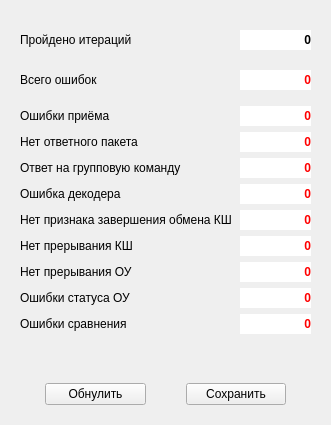
Before: the Qt Designer form default/stats_trm_single_test.ui in Veala/host_tgca-for-t_hsc, drawn with Qt 5.
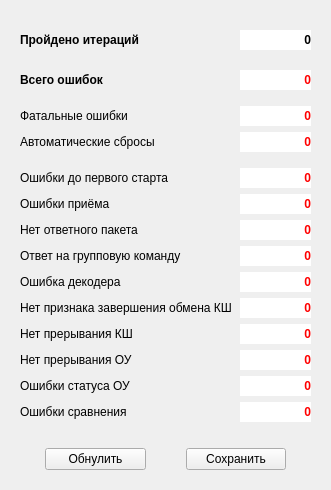
After: the same form once the commit is applied.

Diff of the .ui file:
```diff
--- a/default/stats_trm_single_test.ui
+++ b/default/stats_trm_single_test.ui
@@ -7,7 +7,7 @@
     <x>0</x>
     <y>0</y>
     <width>331</width>
-    <height>425</height>
+    <height>460</height>
    </rect>
   </property>
   <property name="windowTitle">
@@ -26,7 +26,84 @@
    <property name="bottomMargin">
     <number>0</number>
    </property>
-   <item row="14" column="0" colspan="2">
+   <item row="0" column="0">
+    <widget class="QLabel" name="label">
+     <property name="font">
+      <font>
+       <weight>75</weight>
+       <bold>true</bold>
+      </font>
+     </property>
+     <property name="text">
+      <string>Пройдено итераций</string>
+     </property>
+    </widget>
+   </item>
+   <item row="2" column="0">
+    <widget class="QLabel" name="label_2">
+     <property name="font">
+      <font>
+       <weight>75</weight>
+       <bold>true</bold>
+      </font>
+     </property>
+     <property name="text">
+      <string>Всего ошибок</string>
+     </property>
+    </widget>
+   </item>
+   <item row="0" column="1">
+    <widget class="QLabel" name="totalIter">
+     <property name="minimumSize">
+      <size>
+       <width>0</width>
+       <height>20</height>
+      </size>
+     </property>
+     <property name="font">
+      <font>
+       <weight>75</weight>
+       <bold>true</bold>
+      </font>
+     </property>
+     <property name="styleSheet">
+      <string notr="true">background-color: rgb(255, 255, 255);</string>
+     </property>
+     <property name="text">
+      <string>0</string>
+     </property>
+     <property name="alignment">
+      <set>Qt::AlignRight|Qt::AlignTrailing|Qt::AlignVCenter</set>
+     </property>
+    </widget>
+   </item>
+   <item row="2" column="1">
+    <widget class="QLabel" name="totalErr">
+     <property name="minimumSize">
+      <size>
+       <width>0</width>
+       <height>20</height>
+      </size>
+     </property>
+     <property name="font">
+      <font>
+       <weight>75</weight>
+       <bold>true</bold>
+      </font>
+     </property>
+     <property name="styleSheet">
+      <string notr="true">color: rgb(255, 0, 0);
+background-color: rgb(255, 255, 255);</string>
+     </property>
+     <property name="text">
+      <string>0</string>
+     </property>
+     <property name="alignment">
+      <set>Qt::AlignRight|Qt::AlignTrailing|Qt::AlignVCenter</set>
+     </property>
+    </widget>
+   </item>
+   <item row="18" column="0" colspan="2">
     <layout class="QHBoxLayout" name="horizontalLayout">
      <property name="spacing">
       <number>40</number>
@@ -59,146 +136,41 @@
      </item>
     </layout>
    </item>
-   <item row="0" column="0">
-    <widget class="QLabel" name="label">
-     <property name="text">
-      <string>Пройдено итераций</string>
-     </property>
-    </widget>
-   </item>
-   <item row="0" column="1">
-    <widget class="QLabel" name="totalIter">
-     <property name="minimumSize">
-      <size>
-       <width>0</width>
-       <height>20</height>
-      </size>
-     </property>
-     <property name="font">
-      <font>
-       <weight>75</weight>
-       <bold>true</bold>
-      </font>
-     </property>
-     <property name="styleSheet">
-      <string notr="true">background-color: rgb(255, 255, 255);</string>
-     </property>
-     <property name="text">
-      <string>0</string>
-     </property>
-     <property name="alignment">
-      <set>Qt::AlignRight|Qt::AlignTrailing|Qt::AlignVCenter</set>
-     </property>
-    </widget>
-   </item>
-   <item row="2" column="0">
-    <widget class="QLabel" name="label_2">
-     <property name="text">
-      <string>Всего ошибок</string>
-     </property>
-    </widget>
-   </item>
-   <item row="2" column="1">
-    <widget class="QLabel" name="totalErr">
-     <property name="minimumSize">
-      <size>
-       <width>0</width>
-       <height>20</height>
-      </size>
-     </property>
-     <property name="font">
-      <font>
-       <weight>75</weight>
-       <bold>true</bold>
-      </font>
-     </property>
-     <property name="styleSheet">
-      <string notr="true">color: rgb(255, 0, 0);
-background-color: rgb(255, 255, 255);</string>
-     </property>
-     <property name="text">
-      <string>0</string>
-     </property>
-     <property name="alignment">
-      <set>Qt::AlignRight|Qt::AlignTrailing|Qt::AlignVCenter</set>
-     </property>
-    </widget>
-   </item>
-   <item row="4" column="0">
-    <widget class="QLabel" name="label_3">
-     <property name="text">
-      <string>Ошибки приёма</string>
-     </property>
-    </widget>
-   </item>
-   <item row="4" column="1">
-    <widget class="QLabel" name="errReceive">
-     <property name="minimumSize">
-      <size>
-       <width>0</width>
-       <height>20</height>
-      </size>
-     </property>
-     <property name="font">
-      <font>
-       <weight>75</weight>
-       <bold>true</bold>
-      </font>
-     </property>
-     <property name="styleSheet">
-      <string notr="true">color: rgb(255, 0, 0);
-background-color: rgb(255, 255, 255);</string>
-     </property>
-     <property name="text">
-      <string>0</string>
-     </property>
-     <property name="alignment">
-      <set>Qt::AlignRight|Qt::AlignTrailing|Qt::AlignVCenter</set>
-     </property>
-    </widget>
-   </item>
-   <item row="5" column="0">
-    <widget class="QLabel" name="label_4">
-     <property name="text">
-      <string>Нет ответного пакета</string>
-     </property>
-    </widget>
-   </item>
-   <item row="5" column="1">
-    <widget class="QLabel" name="errNoSW">
-     <property name="minimumSize">
-      <size>
-       <width>0</width>
-       <height>20</height>
-      </size>
-     </property>
-     <property name="font">
-      <font>
-       <weight>75</weight>
-       <bold>true</bold>
-      </font>
-     </property>
-     <property name="styleSheet">
-      <string notr="true">color: rgb(255, 0, 0);
-background-color: rgb(255, 255, 255);</string>
-     </property>
-     <property name="text">
-      <string>0</string>
-     </property>
-     <property name="alignment">
-      <set>Qt::AlignRight|Qt::AlignTrailing|Qt::AlignVCenter</set>
-     </property>
-    </widget>
-   </item>
-   <item row="7" column="0">
+   <item row="11" column="0">
     <widget class="QLabel" name="label_5">
      <property name="text">
       <string>Ошибка декодера </string>
      </property>
     </widget>
    </item>
-   <item row="7" column="1">
-    <widget class="QLabel" name="errKodec">
+   <item row="1" column="0">
+    <widget class="QLabel" name="label_9">
+     <property name="maximumSize">
+      <size>
+       <width>16777215</width>
+       <height>8</height>
+      </size>
+     </property>
+     <property name="text">
+      <string/>
+     </property>
+    </widget>
+   </item>
+   <item row="3" column="0">
+    <widget class="QLabel" name="label_10">
+     <property name="maximumSize">
+      <size>
+       <width>16777215</width>
+       <height>4</height>
+      </size>
+     </property>
+     <property name="text">
+      <string/>
+     </property>
+    </widget>
+   </item>
+   <item row="15" column="1">
+    <widget class="QLabel" name="errStatusRT">
      <property name="minimumSize">
       <size>
        <width>0</width>
@@ -223,21 +195,15 @@
      </property>
     </widget>
    </item>
-   <item row="8" column="0">
-    <widget class="QLabel" name="label_6">
-     <property name="font">
-      <font>
-       <weight>50</weight>
-       <bold>false</bold>
-      </font>
-     </property>
+   <item row="10" column="0">
+    <widget class="QLabel" name="label_11">
      <property name="text">
-      <string>Нет признака завершения обмена КШ</string>
+      <string>Ответ на групповую команду</string>
      </property>
     </widget>
    </item>
-   <item row="8" column="1">
-    <widget class="QLabel" name="errNoFin">
+   <item row="10" column="1">
+    <widget class="QLabel" name="errYesSW">
      <property name="minimumSize">
       <size>
        <width>0</width>
@@ -262,15 +228,15 @@
      </property>
     </widget>
    </item>
-   <item row="11" column="0">
+   <item row="15" column="0">
     <widget class="QLabel" name="label_7">
      <property name="text">
       <string>Ошибки статуса ОУ</string>
      </property>
     </widget>
    </item>
-   <item row="11" column="1">
-    <widget class="QLabel" name="errStatusRT">
+   <item row="16" column="1">
+    <widget class="QLabel" name="errCompare">
      <property name="minimumSize">
       <size>
        <width>0</width>
@@ -295,40 +261,87 @@
      </property>
     </widget>
    </item>
-   <item row="12" column="0">
+   <item row="4" column="0">
+    <widget class="QLabel" name="label_15">
+     <property name="text">
+      <string>Фатальные ошибки</string>
+     </property>
+    </widget>
+   </item>
+   <item row="12" column="1">
+    <widget class="QLabel" name="errNoFin">
+     <property name="minimumSize">
+      <size>
+       <width>0</width>
+       <height>20</height>
+      </size>
+     </property>
+     <property name="font">
+      <font>
+       <weight>75</weight>
+       <bold>true</bold>
+      </font>
+     </property>
+     <property name="styleSheet">
+      <string notr="true">color: rgb(255, 0, 0);
+background-color: rgb(255, 255, 255);</string>
+     </property>
+     <property name="text">
+      <string>0</string>
+     </property>
+     <property name="alignment">
+      <set>Qt::AlignRight|Qt::AlignTrailing|Qt::AlignVCenter</set>
+     </property>
+    </widget>
+   </item>
+   <item row="5" column="0">
+    <widget class="QLabel" name="label_16">
+     <property name="text">
+      <string>Автоматические сбросы</string>
+     </property>
+    </widget>
+   </item>
+   <item row="7" column="0">
+    <widget class="QLabel" name="label_14">
+     <property name="text">
+      <string>Ошибки до первого старта</string>
+     </property>
+    </widget>
+   </item>
+   <item row="7" column="1">
+    <widget class="QLabel" name="errBefore">
+     <property name="minimumSize">
+      <size>
+       <width>0</width>
+       <height>20</height>
+      </size>
+     </property>
+     <property name="font">
+      <font>
+       <weight>75</weight>
+       <bold>true</bold>
+      </font>
+     </property>
+     <property name="styleSheet">
+      <string notr="true">color: rgb(255, 0, 0);
+background-color: rgb(255, 255, 255);</string>
+     </property>
+     <property name="text">
+      <string>0</string>
+     </property>
+     <property name="alignment">
+      <set>Qt::AlignRight|Qt::AlignTrailing|Qt::AlignVCenter</set>
+     </property>
+    </widget>
+   </item>
+   <item row="16" column="0">
     <widget class="QLabel" name="label_8">
      <property name="text">
       <string>Ошибки сравнения</string>
      </property>
     </widget>
    </item>
-   <item row="12" column="1">
-    <widget class="QLabel" name="errCompare">
-     <property name="minimumSize">
-      <size>
-       <width>0</width>
-       <height>20</height>
-      </size>
-     </property>
-     <property name="font">
-      <font>
-       <weight>75</weight>
-       <bold>true</bold>
-      </font>
-     </property>
-     <property name="styleSheet">
-      <string notr="true">color: rgb(255, 0, 0);
-background-color: rgb(255, 255, 255);</string>
-     </property>
-     <property name="text">
-      <string>0</string>
-     </property>
-     <property name="alignment">
-      <set>Qt::AlignRight|Qt::AlignTrailing|Qt::AlignVCenter</set>
-     </property>
-    </widget>
-   </item>
-   <item row="13" column="0">
+   <item row="17" column="0">
     <spacer name="verticalSpacer">
      <property name="orientation">
       <enum>Qt::Vertical</enum>
@@ -341,80 +354,21 @@
      </property>
     </spacer>
    </item>
-   <item row="3" column="0">
-    <widget class="QLabel" name="label_10">
-     <property name="maximumSize">
-      <size>
-       <width>16777215</width>
-       <height>4</height>
-      </size>
-     </property>
-     <property name="text">
-      <string/>
-     </property>
-    </widget>
-   </item>
-   <item row="1" column="0">
-    <widget class="QLabel" name="label_9">
-     <property name="maximumSize">
-      <size>
-       <width>16777215</width>
-       <height>8</height>
-      </size>
-     </property>
-     <property name="text">
-      <string/>
-     </property>
-    </widget>
-   </item>
-   <item row="6" column="0">
-    <widget class="QLabel" name="label_11">
-     <property name="text">
-      <string>Ответ на групповую команду</string>
-     </property>
-    </widget>
-   </item>
-   <item row="6" column="1">
-    <widget class="QLabel" name="errYesSW">
-     <property name="minimumSize">
-      <size>
-       <width>0</width>
-       <height>20</height>
-      </size>
-     </property>
-     <property name="font">
-      <font>
-       <weight>75</weight>
-       <bold>true</bold>
-      </font>
-     </property>
-     <property name="styleSheet">
-      <string notr="true">color: rgb(255, 0, 0);
-background-color: rgb(255, 255, 255);</string>
-     </property>
-     <property name="text">
-      <string>0</string>
-     </property>
-     <property name="alignment">
-      <set>Qt::AlignRight|Qt::AlignTrailing|Qt::AlignVCenter</set>
-     </property>
-    </widget>
-   </item>
-   <item row="9" column="0">
-    <widget class="QLabel" name="label_12">
-     <property name="text">
-      <string>Нет прерывания КШ</string>
-     </property>
-    </widget>
-   </item>
-   <item row="10" column="0">
+   <item row="14" column="0">
     <widget class="QLabel" name="label_13">
      <property name="text">
       <string>Нет прерывания ОУ</string>
      </property>
     </widget>
    </item>
-   <item row="9" column="1">
+   <item row="13" column="0">
+    <widget class="QLabel" name="label_12">
+     <property name="text">
+      <string>Нет прерывания КШ</string>
+     </property>
+    </widget>
+   </item>
+   <item row="13" column="1">
     <widget class="QLabel" name="errNoIntBC">
      <property name="minimumSize">
       <size>
@@ -440,7 +394,112 @@
      </property>
     </widget>
    </item>
-   <item row="10" column="1">
+   <item row="8" column="1">
+    <widget class="QLabel" name="errReceive">
+     <property name="minimumSize">
+      <size>
+       <width>0</width>
+       <height>20</height>
+      </size>
+     </property>
+     <property name="font">
+      <font>
+       <weight>75</weight>
+       <bold>true</bold>
+      </font>
+     </property>
+     <property name="styleSheet">
+      <string notr="true">color: rgb(255, 0, 0);
+background-color: rgb(255, 255, 255);</string>
+     </property>
+     <property name="text">
+      <string>0</string>
+     </property>
+     <property name="alignment">
+      <set>Qt::AlignRight|Qt::AlignTrailing|Qt::AlignVCenter</set>
+     </property>
+    </widget>
+   </item>
+   <item row="11" column="1">
+    <widget class="QLabel" name="errKodec">
+     <property name="minimumSize">
+      <size>
+       <width>0</width>
+       <height>20</height>
+      </size>
+     </property>
+     <property name="font">
+      <font>
+       <weight>75</weight>
+       <bold>true</bold>
+      </font>
+     </property>
+     <property name="styleSheet">
+      <string notr="true">color: rgb(255, 0, 0);
+background-color: rgb(255, 255, 255);</string>
+     </property>
+     <property name="text">
+      <string>0</string>
+     </property>
+     <property name="alignment">
+      <set>Qt::AlignRight|Qt::AlignTrailing|Qt::AlignVCenter</set>
+     </property>
+    </widget>
+   </item>
+   <item row="12" column="0">
+    <widget class="QLabel" name="label_6">
+     <property name="font">
+      <font>
+       <weight>50</weight>
+       <bold>false</bold>
+      </font>
+     </property>
+     <property name="text">
+      <string>Нет признака завершения обмена КШ</string>
+     </property>
+    </widget>
+   </item>
+   <item row="9" column="0">
+    <widget class="QLabel" name="label_4">
+     <property name="text">
+      <string>Нет ответного пакета</string>
+     </property>
+    </widget>
+   </item>
+   <item row="9" column="1">
+    <widget class="QLabel" name="errNoSW">
+     <property name="minimumSize">
+      <size>
+       <width>0</width>
+       <height>20</height>
+      </size>
+     </property>
+     <property name="font">
+      <font>
+       <weight>75</weight>
+       <bold>true</bold>
+      </font>
+     </property>
+     <property name="styleSheet">
+      <string notr="true">color: rgb(255, 0, 0);
+background-color: rgb(255, 255, 255);</string>
+     </property>
+     <property name="text">
+      <string>0</string>
+     </property>
+     <property name="alignment">
+      <set>Qt::AlignRight|Qt::AlignTrailing|Qt::AlignVCenter</set>
+     </property>
+    </widget>
+   </item>
+   <item row="8" column="0">
+    <widget class="QLabel" name="label_3">
+     <property name="text">
+      <string>Ошибки приёма</string>
+     </property>
+    </widget>
+   </item>
+   <item row="14" column="1">
     <widget class="QLabel" name="errNoIntRT">
      <property name="minimumSize">
       <size>
@@ -466,6 +525,71 @@
      </property>
     </widget>
    </item>
+   <item row="6" column="0">
+    <widget class="QLabel" name="label_17">
+     <property name="maximumSize">
+      <size>
+       <width>16777215</width>
+       <height>4</height>
+      </size>
+     </property>
+     <property name="text">
+      <string/>
+     </property>
+    </widget>
+   </item>
+   <item row="4" column="1">
+    <widget class="QLabel" name="errFatal">
+     <property name="minimumSize">
+      <size>
+       <width>0</width>
+       <height>20</height>
+      </size>
+     </property>
+     <property name="font">
+      <font>
+       <weight>75</weight>
+       <bold>true</bold>
+      </font>
+     </property>
+     <property name="styleSheet">
+      <string notr="true">color: rgb(255, 0, 0);
+background-color: rgb(255, 255, 255);</string>
+     </property>
+     <property name="text">
+      <string>0</string>
+     </property>
+     <property name="alignment">
+      <set>Qt::AlignRight|Qt::AlignTrailing|Qt::AlignVCenter</set>
+     </property>
+    </widget>
+   </item>
+   <item row="5" column="1">
+    <widget class="QLabel" name="totalReset">
+     <property name="minimumSize">
+      <size>
+       <width>0</width>
+       <height>20</height>
+      </size>
+     </property>
+     <property name="font">
+      <font>
+       <weight>75</weight>
+       <bold>true</bold>
+      </font>
+     </property>
+     <property name="styleSheet">
+      <string notr="true">color: rgb(255, 0, 0);
+background-color: rgb(255, 255, 255);</string>
+     </property>
+     <property name="text">
+      <string>0</string>
+     </property>
+     <property name="alignment">
+      <set>Qt::AlignRight|Qt::AlignTrailing|Qt::AlignVCenter</set>
+     </property>
+    </widget>
+   </item>
   </layout>
  </widget>
  <resources/>
```
